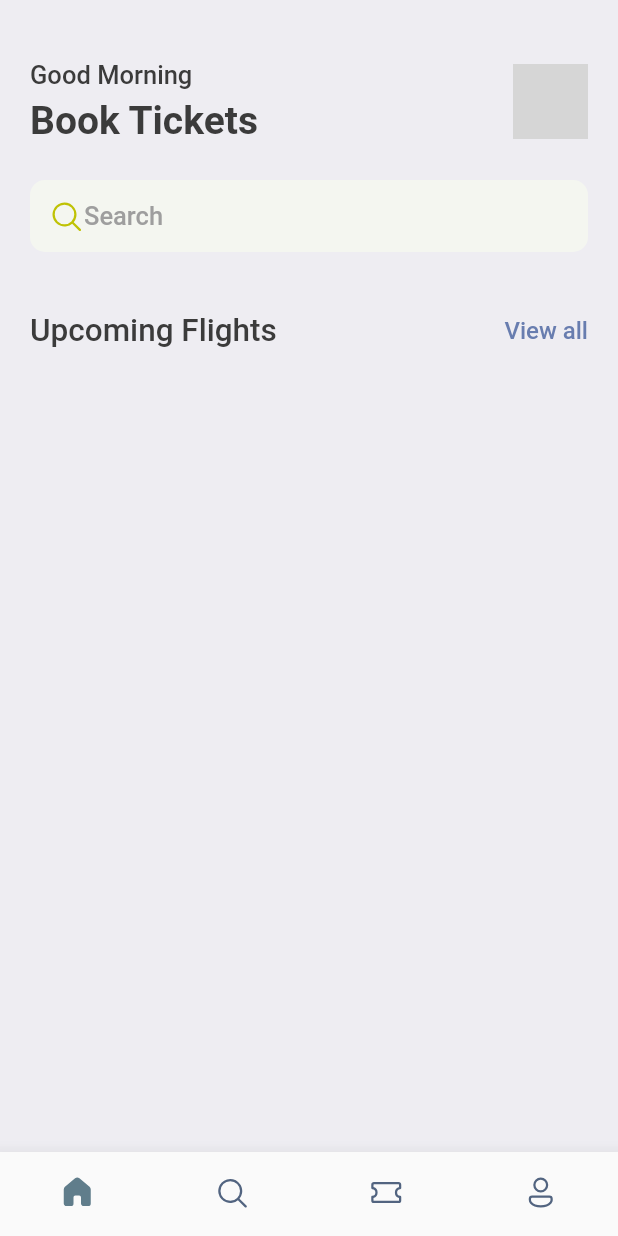
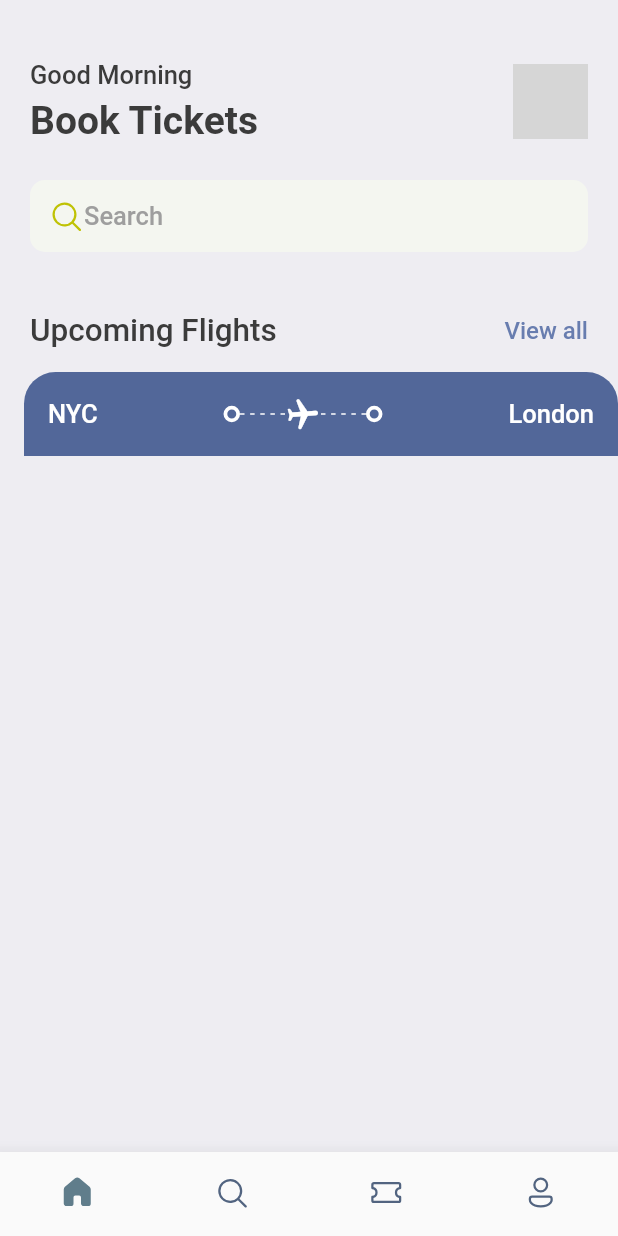
Before and after one commit to erwinqxy/book-tickets, a Flutter app: the screen it shows after launch, on a phone screen of 412 x 824 dp. Run offline on Flutter 3.47's test engine with Material 2 defaults, Android fonts, the phone set to English and light mode, and no system bars; our stand-ins replace fluentui_icons, gap; grey boxes are pictures that could not be loaded.

Commit message:
Add airplane icon

```diff
--- a/lib/main.dart
+++ b/lib/main.dart
@@ -16,7 +16,6 @@ class MyApp extends StatelessWidget {
       debugShowCheckedModeBanner: false,
       title: 'Flutter Demo',
       theme: ThemeData(
-
         primaryColor: primary,
       ),
       home: const BottomBar(),
--- a/lib/screens/home_screen.dart
+++ b/lib/screens/home_screen.dart
@@ -1,3 +1,4 @@
+import 'package:booktickets/screens/ticket_view.dart';
 import 'package:fluentui_icons/fluentui_icons.dart';
 import 'package:flutter/material.dart';
 import 'package:booktickets/utils/app_styles.dart';
@@ -74,7 +75,9 @@ class HomeScreen extends StatelessWidget {
                     ],
                   )
                 ],
-              ))
+              )),
+          const Gap(15),
+          TicketView(),
         ]));
   }
 }
--- a/lib/screens/ticket_view.dart
+++ b/lib/screens/ticket_view.dart
@@ -1,3 +1,6 @@
+import 'package:booktickets/utils/app_layout.dart';
+import 'package:booktickets/utils/app_styles.dart';
+import 'package:booktickets/wigdets/thick_container.dart';
 import 'package:flutter/material.dart';
 
 class TicketView extends StatelessWidget {
@@ -5,10 +8,81 @@ class TicketView extends StatelessWidget {
 
   @override
   Widget build(BuildContext context) {
+    final size = AppLayout.getSize(context);
     return SizedBox(
-      width: MediaQuery.of(context).size.width,
-      height: MediaQuery.of(context).size.height,
-
+      width: size.width,
+      height: 200,
+      child: Container(
+        margin: const EdgeInsets.only(left: 16),
+        child: Column(
+          children: [
+            Container(
+              decoration: const BoxDecoration(
+                  color: Color(0xFF526799),
+                  borderRadius: BorderRadius.only(
+                      topLeft: Radius.circular(21),
+                      topRight: Radius.circular(21))),
+              padding: const EdgeInsets.all(16),
+              child: Column(
+                children: [
+                  Row(
+                    children: [
+                      Text("NYC",
+                          style: Styles.headLineStyle3
+                              .copyWith(color: Colors.white)),
+                      const Spacer(),
+                      ThickContainer(),
+                      Expanded(
+                          child: Stack(
+                        children: [
+                          SizedBox(
+                            height: 24,
+                            child: LayoutBuilder(
+                              builder: (BuildContext context,
+                                  BoxConstraints constraints) {
+                                print(
+                                    "The width is ${constraints.constrainWidth()}");
+                                return Flex(
+                                  direction: Axis.horizontal,
+                                  mainAxisAlignment:
+                                      MainAxisAlignment.spaceBetween,
+                                  children: List.generate(
+                                      (constraints.constrainWidth() / 6)
+                                          .floor(),
+                                      (index) => SizedBox(
+                                          width: 3,
+                                          height: 1,
+                                          child: DecoratedBox(
+                                            decoration: BoxDecoration(
+                                                color: Colors.white),
+                                          ))),
+                                );
+                              },
+                            ),
+                          ),
+                          Center(
+                            child: Transform.rotate(
+                                angle: 1.5,
+                                child: Icon(Icons.local_airport_rounded,
+                                    color: Colors.white)),
+                          ),
+                        ],
+                      )),
+                      ThickContainer(),
+                      const Spacer(),
+                      Text(
+                        "London",
+                        style:
+                            Styles.headLineStyle3.copyWith(color: Colors.white),
+                      )
+                    ],
+                  )
+                ],
+              ),
+            )
+          ],
+        ),
+      ),
     );
   }
 }
--- /dev/null
+++ b/lib/utils/app_layout.dart
@@ -0,0 +1,7 @@
+import 'package:flutter/material.dart';
+
+class AppLayout {
+  static getSize(BuildContext context) {
+    return MediaQuery.of(context).size;
+  }
+}
--- /dev/null
+++ b/lib/wigdets/thick_container.dart
@@ -0,0 +1,15 @@
+import 'package:flutter/material.dart';
+class ThickContainer extends StatelessWidget {
+  const ThickContainer({Key? key}) : super(key: key);
+
+  @override
+  Widget build(BuildContext context) {
+    return Container(
+      padding: const EdgeInsets.all(3.0),
+      decoration: BoxDecoration(
+        borderRadius: BorderRadius.circular(20),
+        border: Border.all(width: 2.5, color: Colors.white)
+      ),
+    );
+  }
+}
```
